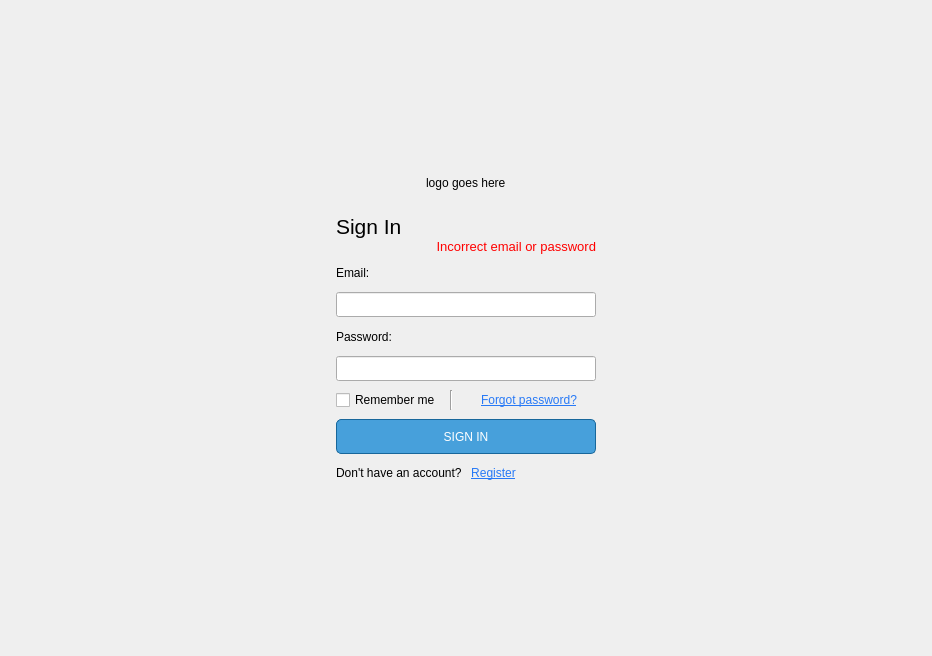
Old version of the form DonationMining/src/LoginWidget.ui in the repository jondef/MiningForHumanity.
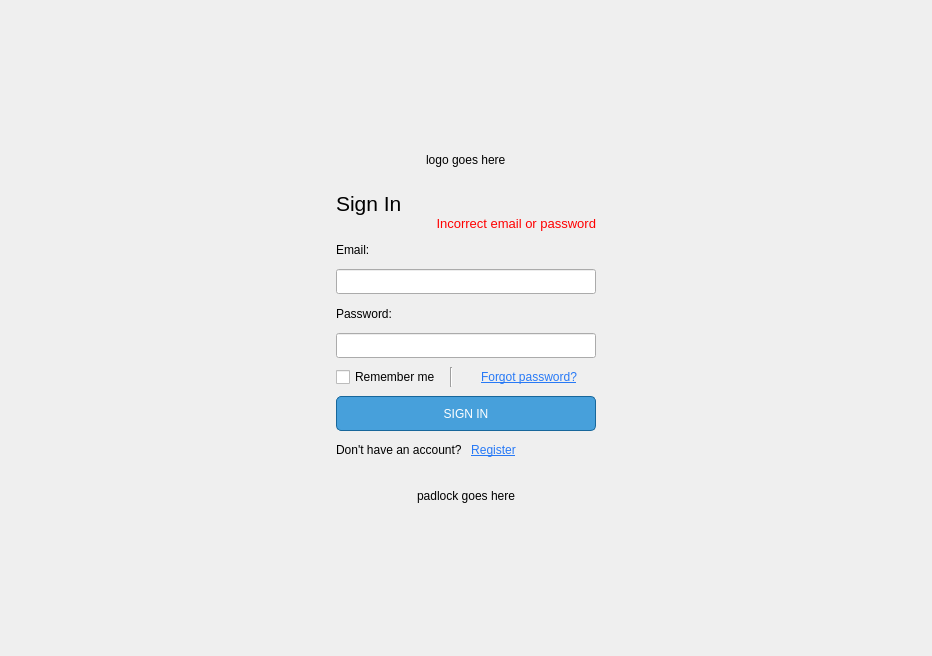
New version of the form. Custom widgets are drawn as their Qt base class.

Commit message: Improved remember me function and added small padlock

```diff
--- a/DonationMining/src/LoginWidget.ui
+++ b/DonationMining/src/LoginWidget.ui
@@ -648,6 +648,46 @@
                                          </widget>
                                      </widget>
                                  </item>
+         <item row="3" column="0">
+          <layout class="QHBoxLayout" name="horizontalLayout_6">
+           <property name="topMargin">
+            <number>20</number>
+           </property>
+           <item>
+            <spacer name="horizontalSpacer_3">
+             <property name="orientation">
+              <enum>Qt::Horizontal</enum>
+             </property>
+             <property name="sizeHint" stdset="0">
+              <size>
+               <width>40</width>
+               <height>20</height>
+              </size>
+             </property>
+            </spacer>
+           </item>
+           <item>
+            <widget class="QLabel" name="label_padlock_icon">
+             <property name="text">
+              <string>padlock goes here</string>
+             </property>
+            </widget>
+           </item>
+           <item>
+            <spacer name="horizontalSpacer_4">
+             <property name="orientation">
+              <enum>Qt::Horizontal</enum>
+             </property>
+             <property name="sizeHint" stdset="0">
+              <size>
+               <width>40</width>
+               <height>20</height>
+              </size>
+             </property>
+            </spacer>
+           </item>
+          </layout>
+         </item>
                              </layout>
                          </widget>
                      </item>
```
Lines whose indentation alone changed are shown as unchanged. The commit also changes 5 other files.
